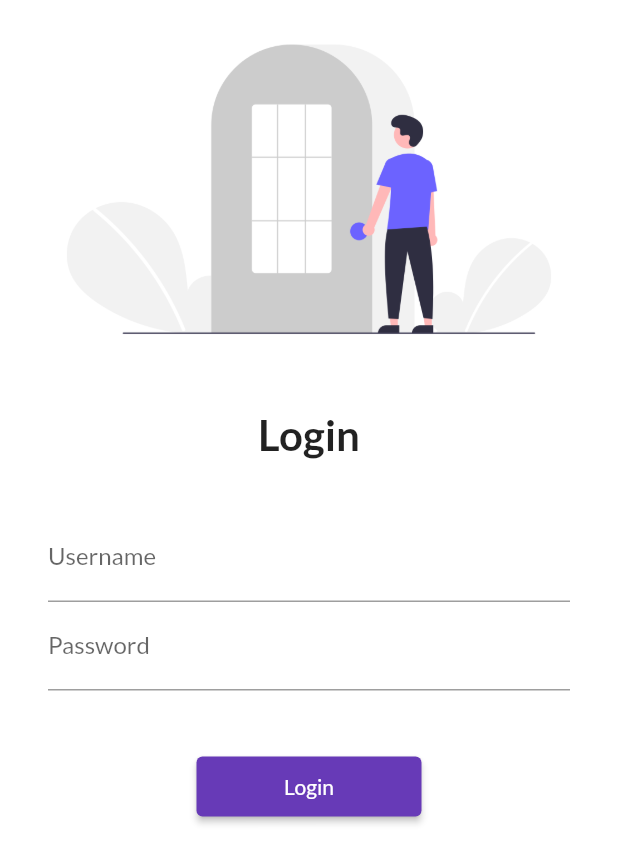
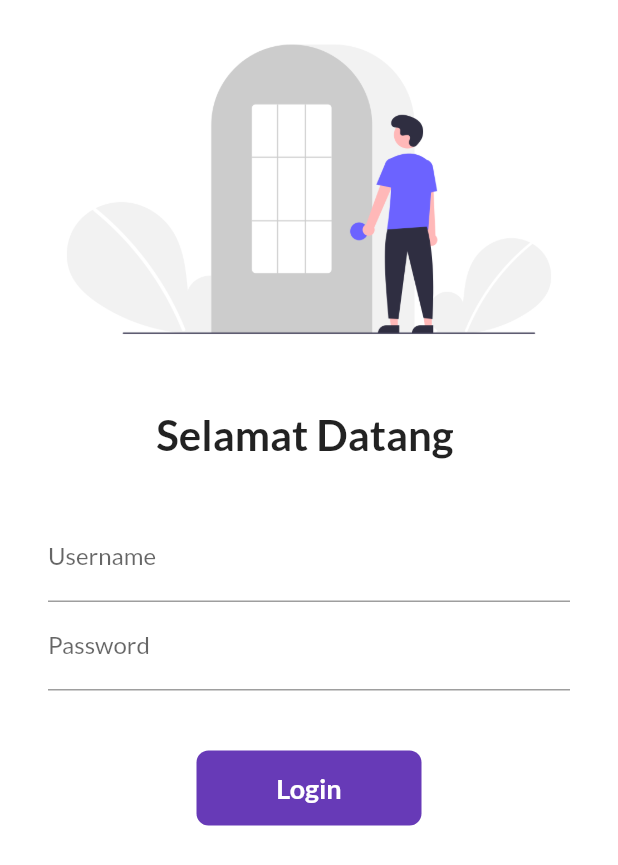
Before and after one commit to ahmadanfauji/30DaysOfFlutter, a Flutter app: the screen it shows after launch, on a phone screen of 412 x 824 dp. Shown: the top 865 px of the screen. Run offline on Flutter 3.47's test engine with Material 2 defaults, Android fonts, the phone set to English and light mode, and no system bars; our stand-ins replace google_fonts.

Commit message:
day6 completed.

```diff
--- a/lib/pages/login_page.dart
+++ b/lib/pages/login_page.dart
@@ -1,7 +1,15 @@
 import 'package:flutter/material.dart';
 import 'package:first_project/utils/routes.dart';
 
-class LoginPage extends StatelessWidget {
+class LoginPage extends StatefulWidget {
+  @override
+  State<LoginPage> createState() => _LoginPageState();
+}
+
+class _LoginPageState extends State<LoginPage> {
+  String name = "";
+  bool changeButton = false;
+
   @override
   Widget build(BuildContext context) {
     return Material(
@@ -17,7 +25,7 @@ class LoginPage extends StatelessWidget {
                 height: 20.0,
               ),
               Text(
-                "Login",
+                "Selamat Datang $name",
                 style: TextStyle(fontSize: 28, fontWeight: FontWeight.bold),
               ),
               SizedBox(
@@ -31,6 +39,10 @@ class LoginPage extends StatelessWidget {
                     TextFormField(
                       decoration: InputDecoration(
                           hintText: "Masukkan username", labelText: "Username"),
+                      onChanged: (value) {
+                        name = value;
+                        setState(() {});
+                      },
                     ),
                     TextFormField(
                       obscureText: true,
@@ -40,13 +52,46 @@ class LoginPage extends StatelessWidget {
                     SizedBox(
                       height: 40.0,
                     ),
-                    ElevatedButton(
-                      onPressed: () {
+
+                    InkWell(
+                      onTap: () async {
+                        setState(() {
+                          changeButton = true;
+                        });
+                        await Future.delayed(Duration(seconds: 1));
                         Navigator.pushNamed(context, MyRoutes.homeRoute);
                       },
-                      child: const Text('Login'),
-                      style: TextButton.styleFrom(minimumSize: Size(150, 40)),
-                    )
+                      child: AnimatedContainer(
+                        duration: Duration(seconds: 1),
+                        width: changeButton ? 50 : 150,
+                        height: 50,
+                        alignment: Alignment.center,
+                        child: changeButton
+                            ? Icon(
+                                Icons.done,
+                                color: Colors.white,
+                              )
+                            : Text(
+                                'Login',
+                                style: TextStyle(
+                                    color: Colors.white,
+                                    fontWeight: FontWeight.bold,
+                                    fontSize: 18),
+                              ),
+                        decoration: BoxDecoration(
+                            color: Colors.deepPurple,
+                            borderRadius:
+                                BorderRadius.circular(changeButton ? 50 : 8)),
+                      ),
+                    ),
+
+                    // ElevatedButton(
+                    //   onPressed: () {
+                    //     Navigator.pushNamed(context, MyRoutes.homeRoute);
+                    //   },
+                    //   child: const Text('Login'),
+                    //   style: TextButton.styleFrom(minimumSize: Size(150, 40)),
+                    // )
                   ],
                 ),
               ),
```
